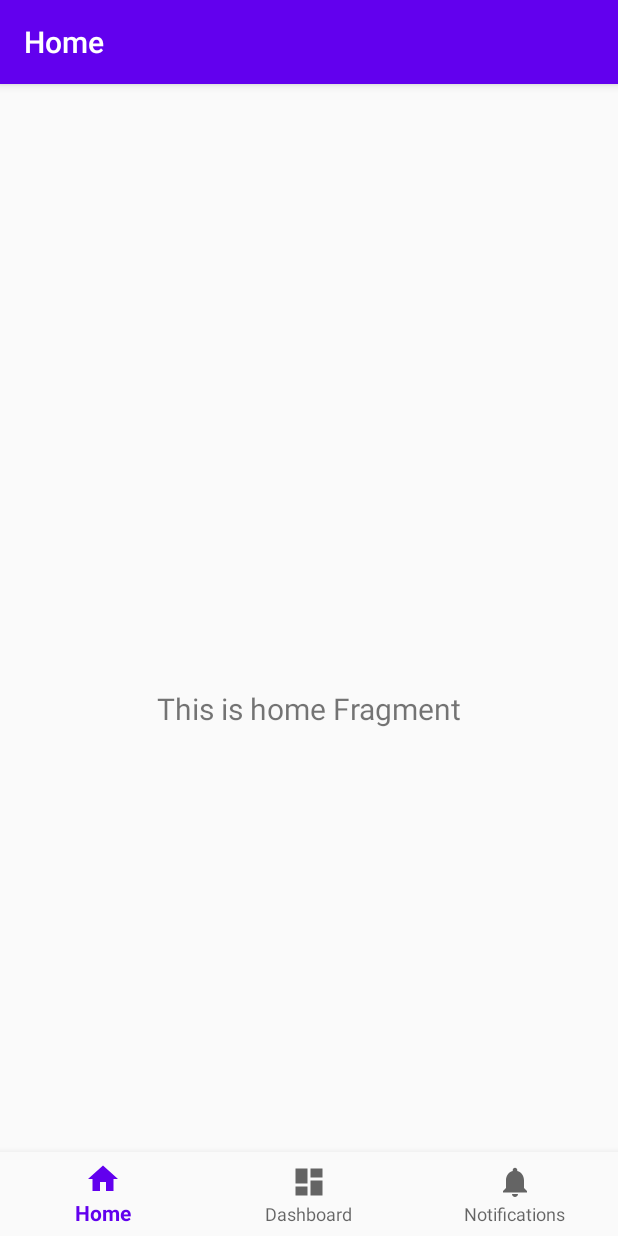
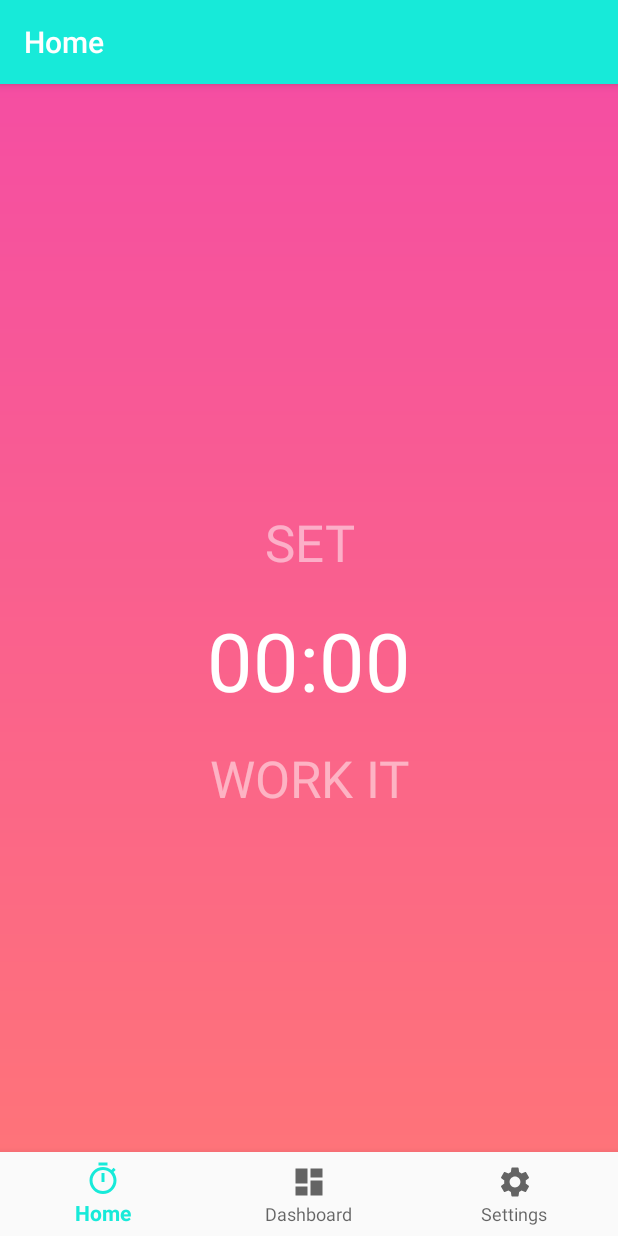
Before and after one commit to zzmicer/Tabata-Timer, an Android app: the screen it shows after launch (MainActivity), on a phone screen of 412 x 824 dp. Run offline under Robolectric (Android 15) with nearby library versions, the phone set to English and light mode, and no system bars; our stand-ins replace navigation-ui.

Commit message:
Add menu and gradient drawables

```diff
--- a/app/src/main/java/com/example/tabatatimer/MainActivity.kt
+++ b/app/src/main/java/com/example/tabatatimer/MainActivity.kt
@@ -19,7 +19,7 @@ class MainActivity : AppCompatActivity() {
         // Passing each menu ID as a set of Ids because each
         // menu should be considered as top level destinations.
         val appBarConfiguration = AppBarConfiguration(setOf(
-                R.id.navigation_home, R.id.navigation_dashboard, R.id.navigation_notifications))
+                R.id.navigation_home, R.id.navigation_dashboard, R.id.navigation_settings))
         setupActionBarWithNavController(navController, appBarConfiguration)
         navView.setupWithNavController(navController)
     }
--- a/app/src/main/java/com/example/tabatatimer/ui/home/HomeFragment.kt
+++ b/app/src/main/java/com/example/tabatatimer/ui/home/HomeFragment.kt
@@ -22,10 +22,6 @@ class HomeFragment : Fragment() {
         homeViewModel =
                 ViewModelProviders.of(this).get(HomeViewModel::class.java)
         val root = inflater.inflate(R.layout.fragment_home, container, false)
-        val textView: TextView = root.findViewById(R.id.text_home)
-        homeViewModel.text.observe(viewLifecycleOwner, Observer {
-            textView.text = it
-        })
         return root
     }
 }
--- a/app/src/main/java/com/example/tabatatimer/ui/notifications/NotificationsFragment.kt
+++ b/app/src/main/java/com/example/tabatatimer/ui/settings/SettingsFragment.kt
@@ -1,4 +1,4 @@
-package com.example.tabatatimer.ui.notifications
+package com.example.tabatatimer.ui.settings
 
 import android.os.Bundle
 import android.view.LayoutInflater
@@ -10,20 +10,20 @@ import androidx.lifecycle.Observer
 import androidx.lifecycle.ViewModelProviders
 import com.example.tabatatimer.R
 
-class NotificationsFragment : Fragment() {
+class SettingsFragment : Fragment() {
 
-    private lateinit var notificationsViewModel: NotificationsViewModel
+    private lateinit var settingsViewModel: SettingsViewModel
 
     override fun onCreateView(
             inflater: LayoutInflater,
             container: ViewGroup?,
             savedInstanceState: Bundle?
     ): View? {
-        notificationsViewModel =
-                ViewModelProviders.of(this).get(NotificationsViewModel::class.java)
-        val root = inflater.inflate(R.layout.fragment_notifications, container, false)
-        val textView: TextView = root.findViewById(R.id.text_notifications)
-        notificationsViewModel.text.observe(viewLifecycleOwner, Observer {
+        settingsViewModel =
+                ViewModelProviders.of(this).get(SettingsViewModel::class.java)
+        val root = inflater.inflate(R.layout.fragment_settings, container, false)
+        val textView: TextView = root.findViewById(R.id.text_settings)
+        settingsViewModel.text.observe(viewLifecycleOwner, Observer {
             textView.text = it
         })
         return root
--- a/app/src/main/java/com/example/tabatatimer/ui/notifications/NotificationsViewModel.kt
+++ b/app/src/main/java/com/example/tabatatimer/ui/settings/SettingsViewModel.kt
@@ -1,13 +1,13 @@
-package com.example.tabatatimer.ui.notifications
+package com.example.tabatatimer.ui.settings
 
 import androidx.lifecycle.LiveData
 import androidx.lifecycle.MutableLiveData
 import androidx.lifecycle.ViewModel
 
-class NotificationsViewModel : ViewModel() {
+class SettingsViewModel : ViewModel() {
 
     private val _text = MutableLiveData<String>().apply {
-        value = "This is notifications Fragment"
+        value = "This is settings Fragment"
     }
     val text: LiveData<String> = _text
 }
--- /dev/null
+++ b/app/src/main/res/drawable/blue_gradient.xml
@@ -0,0 +1,9 @@
+<?xml version="1.0" encoding="utf-8"?>
+<shape
+    xmlns:android="http://schemas.android.com/apk/res/android"
+    android:shape="rectangle">
+    <gradient
+        android:startColor="@color/colorGradientBlueStart"
+        android:endColor="@color/colorGradientBlueStop"
+        android:angle="270" />
+</shape>
--- /dev/null
+++ b/app/src/main/res/drawable/green_gradient.xml
@@ -0,0 +1,9 @@
+<?xml version="1.0" encoding="utf-8"?>
+<shape
+    xmlns:android="http://schemas.android.com/apk/res/android"
+    android:shape="rectangle">
+    <gradient
+        android:startColor="@color/colorGradientGreenStart"
+        android:endColor="@color/colorGradientGreenStop"
+        android:angle="270" />
+</shape>
--- /dev/null
+++ b/app/src/main/res/drawable/ic_baseline_settings_24.xml
@@ -0,0 +1,10 @@
+<vector xmlns:android="http://schemas.android.com/apk/res/android"
+    android:width="24dp"
+    android:height="24dp"
+    android:viewportWidth="24"
+    android:viewportHeight="24"
+    android:tint="?attr/colorControlNormal">
+  <path
+      android:fillColor="@android:color/white"
+      android:pathData="M19.14,12.94c0.04,-0.3 0.06,-0.61 0.06,-0.94c0,-0.32 -0.02,-0.64 -0.07,-0.94l2.03,-1.58c0.18,-0.14 0.23,-0.41 0.12,-0.61l-1.92,-3.32c-0.12,-0.22 -0.37,-0.29 -0.59,-0.22l-2.39,0.96c-0.5,-0.38 -1.03,-0.7 -1.62,-0.94L14.4,2.81c-0.04,-0.24 -0.24,-0.41 -0.48,-0.41h-3.84c-0.24,0 -0.43,0.17 -0.47,0.41L9.25,5.35C8.66,5.59 8.12,5.92 7.63,6.29L5.24,5.33c-0.22,-0.08 -0.47,0 -0.59,0.22L2.74,8.87C2.62,9.08 2.66,9.34 2.86,9.48l2.03,1.58C4.84,11.36 4.8,11.69 4.8,12s0.02,0.64 0.07,0.94l-2.03,1.58c-0.18,0.14 -0.23,0.41 -0.12,0.61l1.92,3.32c0.12,0.22 0.37,0.29 0.59,0.22l2.39,-0.96c0.5,0.38 1.03,0.7 1.62,0.94l0.36,2.54c0.05,0.24 0.24,0.41 0.48,0.41h3.84c0.24,0 0.44,-0.17 0.47,-0.41l0.36,-2.54c0.59,-0.24 1.13,-0.56 1.62,-0.94l2.39,0.96c0.22,0.08 0.47,0 0.59,-0.22l1.92,-3.32c0.12,-0.22 0.07,-0.47 -0.12,-0.61L19.14,12.94zM12,15.6c-1.98,0 -3.6,-1.62 -3.6,-3.6s1.62,-3.6 3.6,-3.6s3.6,1.62 3.6,3.6S13.98,15.6 12,15.6z"/>
+</vector>
--- /dev/null
+++ b/app/src/main/res/drawable/ic_baseline_timer_24.xml
@@ -0,0 +1,10 @@
+<vector xmlns:android="http://schemas.android.com/apk/res/android"
+    android:width="24dp"
+    android:height="24dp"
+    android:viewportWidth="24"
+    android:viewportHeight="24"
+    android:tint="?attr/colorControlNormal">
+  <path
+      android:fillColor="@android:color/white"
+      android:pathData="M15,1L9,1v2h6L15,1zM11,14h2L13,8h-2v6zM19.03,7.39l1.42,-1.42c-0.43,-0.51 -0.9,-0.99 -1.41,-1.41l-1.42,1.42C16.07,4.74 14.12,4 12,4c-4.97,0 -9,4.03 -9,9s4.02,9 9,9 9,-4.03 9,-9c0,-2.12 -0.74,-4.07 -1.97,-5.61zM12,20c-3.87,0 -7,-3.13 -7,-7s3.13,-7 7,-7 7,3.13 7,7 -3.13,7 -7,7z"/>
+</vector>
--- /dev/null
+++ b/app/src/main/res/drawable/ic_pause_24px.xml
@@ -0,0 +1,10 @@
+<vector xmlns:android="http://schemas.android.com/apk/res/android"
+    android:width="24dp"
+    android:height="24dp"
+    android:viewportWidth="24"
+    android:viewportHeight="24"
+    android:tint="?attr/colorControlNormal">
+  <path
+      android:fillColor="@android:color/white"
+      android:pathData="M6,19h4L10,5L6,5v14zM14,5v14h4L18,5h-4z"/>
+</vector>
--- /dev/null
+++ b/app/src/main/res/drawable/ic_replay_24px.xml
@@ -0,0 +1,10 @@
+<vector xmlns:android="http://schemas.android.com/apk/res/android"
+    android:width="24dp"
+    android:height="24dp"
+    android:viewportWidth="24"
+    android:viewportHeight="24"
+    android:tint="?attr/colorControlNormal">
+  <path
+      android:fillColor="@android:color/white"
+      android:pathData="M12,5V1L7,6l5,5V7c3.31,0 6,2.69 6,6s-2.69,6 -6,6 -6,-2.69 -6,-6H4c0,4.42 3.58,8 8,8s8,-3.58 8,-8 -3.58,-8 -8,-8z"/>
+</vector>
--- /dev/null
+++ b/app/src/main/res/drawable/ic_stop_24px.xml
@@ -0,0 +1,10 @@
+<vector xmlns:android="http://schemas.android.com/apk/res/android"
+    android:width="24dp"
+    android:height="24dp"
+    android:viewportWidth="24"
+    android:viewportHeight="24"
+    android:tint="?attr/colorControlNormal">
+  <path
+      android:fillColor="@android:color/white"
+      android:pathData="M6,6h12v12H6z"/>
+</vector>
--- /dev/null
+++ b/app/src/main/res/drawable/pink_gradient.xml
@@ -0,0 +1,9 @@
+<?xml version="1.0" encoding="utf-8"?>
+<shape
+    xmlns:android="http://schemas.android.com/apk/res/android"
+    android:shape="rectangle">
+    <gradient
+        android:startColor="@color/colorGradientPinkStart"
+        android:endColor="@color/colorGradientPinkStop"
+        android:angle="270" />
+</shape>
--- a/app/src/main/res/layout/activity_main.xml
+++ b/app/src/main/res/layout/activity_main.xml
@@ -4,7 +4,7 @@
     android:id="@+id/container"
     android:layout_width="match_parent"
     android:layout_height="match_parent"
-    android:paddingTop="?attr/actionBarSize">
+    >
 
     <com.google.android.material.bottomnavigation.BottomNavigationView
         android:id="@+id/nav_view"
--- a/app/src/main/res/layout/fragment_dashboard.xml
+++ b/app/src/main/res/layout/fragment_dashboard.xml
@@ -4,7 +4,8 @@
     xmlns:tools="http://schemas.android.com/tools"
     android:layout_width="match_parent"
     android:layout_height="match_parent"
-    tools:context=".ui.dashboard.DashboardFragment">
+    tools:context=".ui.dashboard.DashboardFragment"
+    android:background="@drawable/blue_gradient">
 
     <TextView
         android:id="@+id/text_dashboard"
--- a/app/src/main/res/layout/fragment_home.xml
+++ b/app/src/main/res/layout/fragment_home.xml
@@ -4,19 +4,92 @@
     xmlns:tools="http://schemas.android.com/tools"
     android:layout_width="match_parent"
     android:layout_height="match_parent"
-    tools:context=".ui.home.HomeFragment">
+    tools:context=".ui.home.HomeFragment"
+    android:background="@drawable/pink_gradient">
 
-    <TextView
-        android:id="@+id/text_home"
+
+    <LinearLayout
+        android:id="@+id/a_timer_linear_layout_v_main"
         android:layout_width="match_parent"
         android:layout_height="wrap_content"
-        android:layout_marginStart="8dp"
-        android:layout_marginTop="8dp"
-        android:layout_marginEnd="8dp"
-        android:textAlignment="center"
-        android:textSize="20sp"
+        android:orientation="vertical"
         app:layout_constraintBottom_toBottomOf="parent"
         app:layout_constraintEnd_toEndOf="parent"
         app:layout_constraintStart_toStartOf="parent"
-        app:layout_constraintTop_toTopOf="parent" />
+        app:layout_constraintTop_toTopOf="parent">
+
+
+        <TextView
+            android:id="@+id/a_timer_text_view_step_count"
+            android:layout_width="wrap_content"
+            android:layout_height="wrap_content"
+            android:layout_gravity="center"
+            android:gravity="center"
+            android:text="@string/upper_set"
+            android:textColor="@color/colorWhiteTransparent50"
+            android:textSize="34sp"
+            android:paddingBottom="20dp"/>
+
+        <TextView
+            android:id="@+id/a_timer_text_view_time"
+            android:layout_width="wrap_content"
+            android:layout_height="wrap_content"
+            android:layout_gravity="center"
+            android:gravity="center"
+            android:text="@string/time"
+            android:textColor="@color/colorWhite"
+            android:textSize="54sp" />
+
+        <TextView
+            android:id="@+id/a_timer_text_view_step"
+            android:layout_width="wrap_content"
+            android:layout_height="wrap_content"
+            android:layout_gravity="center"
+            android:gravity="center"
+            android:text="@string/upper_work_it"
+            android:textColor="@color/colorWhiteTransparent50"
+            android:textSize="34sp"
+            android:paddingTop="20dp"/>
+
+    </LinearLayout>
+
+    <LinearLayout
+        android:id="@+id/a_timer_linear_layout_v_actions"
+        android:layout_width="match_parent"
+        android:layout_height="wrap_content"
+        android:orientation="horizontal"
+        app:layout_constraintBottom_toBottomOf="parent"
+        app:layout_constraintEnd_toEndOf="parent"
+        app:layout_constraintStart_toStartOf="parent"
+        android:layout_marginBottom="50dp"
+        android:gravity="center">
+
+        <ImageButton
+            android:id="@+id/a_timer_image_button_replay"
+            android:layout_width="wrap_content"
+            android:layout_height="wrap_content"
+            android:background="@color/colorTransparent"
+            app:icon="@drawable/ic_replay_24px"
+            android:contentDescription="@string/desc_replay" />
+
+        <ImageButton
+            android:id="@+id/a_timer_image_button_play_pause"
+            android:layout_width="wrap_content"
+            android:layout_height="wrap_content"
+            android:background="@color/colorTransparent"
+            app:icon="@drawable/ic_pause_24px"
+            android:contentDescription="@string/desc_pause_play"
+            android:layout_gravity="center"
+            android:paddingStart="20dp"
+            android:paddingEnd="20dp"/>
+
+        <ImageButton
+            android:id="@+id/a_timer_image_button_stop"
+            android:layout_width="wrap_content"
+            android:layout_height="wrap_content"
+            android:background="@color/colorTransparent"
+            app:icon="@drawable/ic_stop_24px"
+            android:contentDescription="@string/desc_pause_play" />
+
+    </LinearLayout>
 </androidx.constraintlayout.widget.ConstraintLayout>
--- a/app/src/main/res/layout/fragment_notifications.xml
+++ b/app/src/main/res/layout/fragment_settings.xml
@@ -4,10 +4,11 @@
     xmlns:tools="http://schemas.android.com/tools"
     android:layout_width="match_parent"
     android:layout_height="match_parent"
-    tools:context=".ui.notifications.NotificationsFragment">
+    tools:context=".ui.settings.SettingsFragment"
+    android:background="@drawable/green_gradient">
 
     <TextView
-        android:id="@+id/text_notifications"
+        android:id="@+id/text_settings"
         android:layout_width="match_parent"
         android:layout_height="wrap_content"
         android:layout_marginStart="8dp"
--- a/app/src/main/res/menu/bottom_nav_menu.xml
+++ b/app/src/main/res/menu/bottom_nav_menu.xml
@@ -3,7 +3,7 @@
 
     <item
         android:id="@+id/navigation_home"
-        android:icon="@drawable/ic_home_black_24dp"
+        android:icon="@drawable/ic_baseline_timer_24"
         android:title="@string/title_home" />
 
     <item
@@ -12,8 +12,8 @@
         android:title="@string/title_dashboard" />
 
     <item
-        android:id="@+id/navigation_notifications"
-        android:icon="@drawable/ic_notifications_black_24dp"
-        android:title="@string/title_notifications" />
+        android:id="@+id/navigation_settings"
+        android:icon="@drawable/ic_baseline_settings_24"
+        android:title="@string/title_settings" />
 
 </menu>
--- a/app/src/main/res/navigation/mobile_navigation.xml
+++ b/app/src/main/res/navigation/mobile_navigation.xml
@@ -18,8 +18,8 @@
         tools:layout="@layout/fragment_dashboard" />
 
     <fragment
-        android:id="@+id/navigation_notifications"
-        android:name="com.example.tabatatimer.ui.notifications.NotificationsFragment"
-        android:label="@string/title_notifications"
-        tools:layout="@layout/fragment_notifications" />
+        android:id="@+id/navigation_settings"
+        android:name="com.example.tabatatimer.ui.settings.SettingsFragment"
+        android:label="@string/title_settings"
+        tools:layout="@layout/fragment_settings" />
 </navigation>
--- a/app/src/main/res/values/colors.xml
+++ b/app/src/main/res/values/colors.xml
@@ -1,6 +1,21 @@
 <?xml version="1.0" encoding="utf-8"?>
 <resources>
-    <color name="colorPrimary">#6200EE</color>
-    <color name="colorPrimaryDark">#3700B3</color>
-    <color name="colorAccent">#03DAC5</color>
+    <color name="colorPrimary">#17EAD9</color>
+    <color name="colorPrimaryDark">#6078EA</color>
+    <color name="colorAccent">#F54EA2</color>
+
+    <color name="colorWhite">#FFFFFF</color>
+    <color name="colorWhite2">#F0EDED</color>
+    <color name="colorWhiteTransparent50">#80FFFFFF</color>
+    <color name="colorTransparent">#00FFFFFF</color>
+    <color name="colorBlack">#000000</color>
+
+    <color name="colorGradientGreenStart">#42E695</color>
+    <color name="colorGradientGreenStop">#3BB2B8</color>
+
+    <color name="colorGradientPinkStart">#F54EA2</color>
+    <color name="colorGradientPinkStop">#FF7676</color>
+
+    <color name="colorGradientBlueStart">#17EAD9</color>
+    <color name="colorGradientBlueStop">#6078EA</color>
 </resources>
--- a/app/src/main/res/values/strings.xml
+++ b/app/src/main/res/values/strings.xml
@@ -2,5 +2,22 @@
     <string name="app_name">TabataTimer</string>
     <string name="title_home">Home</string>
     <string name="title_dashboard">Dashboard</string>
-    <string name="title_notifications">Notifications</string>
+    <string name="title_settings">Settings</string>
+
+    <string name="sets">Sets</string>
+    <string name="upper_set">SET</string>
+    <string name="upper_work_it">WORK IT</string>
+    <string name="upper_get_ready">GET READY</string>
+    <string name="upper_rest_now">REST NOW</string>
+    <string name="work_interval">Work Interval</string>
+    <string name="rest_interval">Rest Interval</string>
+    <string name="upper_start">START</string>
+    <string name="upper_done">DONE!</string>
+    <string name="desc_minus">minus</string>
+    <string name="desc_plus">plus</string>
+    <string name="desc_pause_play">pause or play</string>
+    <string name="desc_replay">replay</string>
+    <string name="desc_stop">stop</string>
+    <string name="time">00:00</string>
+    <string name="set_number">0</string>
 </resources>
```
